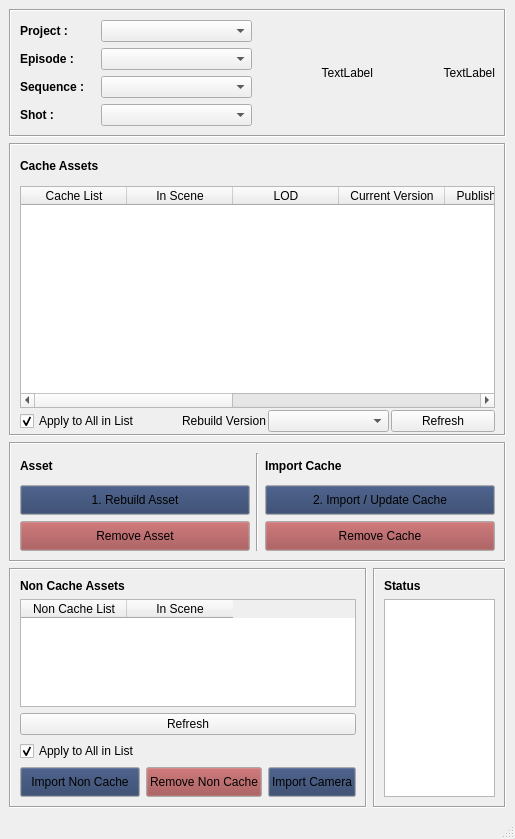
First picture: the form in importCacheApp/importUI.ui, repository ChanonVilaiyuk/ptAlembic, before the edit.
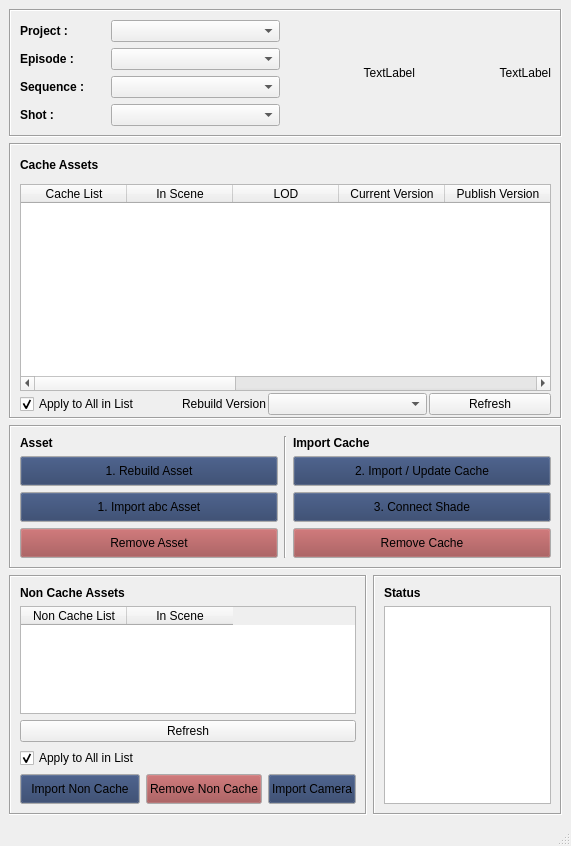
Second picture: the form after the edit.

Patch:
```diff
--- a/importCacheApp/importUI.ui
+++ b/importCacheApp/importUI.ui
@@ -6,15 +6,15 @@
    <rect>
     <x>0</x>
     <y>0</y>
-    <width>515</width>
-    <height>839</height>
+    <width>571</width>
+    <height>846</height>
    </rect>
   </property>
   <property name="windowTitle">
    <string>PT Alembic Cache Import v.1.0</string>
   </property>
   <widget class="QWidget" name="centralwidget">
-   <layout class="QVBoxLayout" name="verticalLayout_6">
+   <layout class="QVBoxLayout" name="verticalLayout_6" stretch="0,2,0,0">
     <item>
      <widget class="QFrame" name="frame">
       <property name="frameShape">
@@ -222,6 +222,11 @@
            <string>Geo_Grp</string>
           </property>
          </column>
+         <column>
+          <property name="text">
+           <string>Shade</string>
+          </property>
+         </column>
          <column>
           <property name="text">
            <string>Hierarchy</string>
@@ -288,12 +293,6 @@
     </item>
     <item>
      <widget class="QFrame" name="frame_3">
-      <property name="maximumSize">
-       <size>
-        <width>16777215</width>
-        <height>120</height>
-       </size>
-      </property>
       <property name="frameShape">
        <enum>QFrame::Box</enum>
       </property>
@@ -416,6 +415,56 @@
            </property>
           </widget>
          </item>
+         <item row="2" column="0">
+          <widget class="QPushButton" name="rebuildAbcAsset_pushButton">
+           <property name="minimumSize">
+            <size>
+             <width>0</width>
+             <height>30</height>
+            </size>
+           </property>
+           <property name="palette">
+            <palette>
+             <active>
+              <colorrole role="Button">
+               <brush brushstyle="SolidPattern">
+                <color alpha="255">
+                 <red>40</red>
+                 <green>60</green>
+                 <blue>100</blue>
+                </color>
+               </brush>
+              </colorrole>
+             </active>
+             <inactive>
+              <colorrole role="Button">
+               <brush brushstyle="SolidPattern">
+                <color alpha="255">
+                 <red>40</red>
+                 <green>60</green>
+                 <blue>100</blue>
+                </color>
+               </brush>
+              </colorrole>
+             </inactive>
+             <disabled>
+              <colorrole role="Button">
+               <brush brushstyle="SolidPattern">
+                <color alpha="255">
+                 <red>40</red>
+                 <green>60</green>
+                 <blue>100</blue>
+                </color>
+               </brush>
+              </colorrole>
+             </disabled>
+            </palette>
+           </property>
+           <property name="text">
+            <string>1. Import abc Asset</string>
+           </property>
+          </widget>
+         </item>
         </layout>
        </item>
        <item>
@@ -426,71 +475,8 @@
         </widget>
        </item>
        <item>
-        <layout class="QGridLayout" name="gridLayout_6" rowstretch="1,0,0">
-         <item row="1" column="0">
-          <widget class="QPushButton" name="importCache_pushButton">
-           <property name="minimumSize">
-            <size>
-             <width>0</width>
-             <height>30</height>
-            </size>
-           </property>
-           <property name="palette">
-            <palette>
-             <active>
-              <colorrole role="Button">
-               <brush brushstyle="SolidPattern">
-                <color alpha="255">
-                 <red>40</red>
-                 <green>60</green>
-                 <blue>100</blue>
-                </color>
-               </brush>
-              </colorrole>
-             </active>
-             <inactive>
-              <colorrole role="Button">
-               <brush brushstyle="SolidPattern">
-                <color alpha="255">
-                 <red>40</red>
-                 <green>60</green>
-                 <blue>100</blue>
-                </color>
-               </brush>
-              </colorrole>
-             </inactive>
-             <disabled>
-              <colorrole role="Button">
-               <brush brushstyle="SolidPattern">
-                <color alpha="255">
-                 <red>40</red>
-                 <green>60</green>
-                 <blue>100</blue>
-                </color>
-               </brush>
-              </colorrole>
-             </disabled>
-            </palette>
-           </property>
-           <property name="text">
-            <string>2. Import / Update Cache</string>
-           </property>
-          </widget>
-         </item>
-         <item row="0" column="0">
-          <widget class="QLabel" name="label_13">
-           <property name="font">
-            <font>
-             <weight>75</weight>
-             <bold>true</bold>
-            </font>
-           </property>
-           <property name="text">
-            <string>Import Cache</string>
-           </property>
-          </widget>
-         </item>
-         <item row="2" column="0">
+        <layout class="QGridLayout" name="gridLayout_6" rowstretch="1,0,0,0">
+         <item row="3" column="0">
           <widget class="QPushButton" name="removeCache_pushButton">
            <property name="minimumSize">
             <size>
@@ -540,6 +526,119 @@
            </property>
           </widget>
          </item>
+         <item row="0" column="0">
+          <widget class="QLabel" name="label_13">
+           <property name="font">
+            <font>
+             <weight>75</weight>
+             <bold>true</bold>
+            </font>
+           </property>
+           <property name="text">
+            <string>Import Cache</string>
+           </property>
+          </widget>
+         </item>
+         <item row="1" column="0">
+          <widget class="QPushButton" name="importCache_pushButton">
+           <property name="minimumSize">
+            <size>
+             <width>0</width>
+             <height>30</height>
+            </size>
+           </property>
+           <property name="palette">
+            <palette>
+             <active>
+              <colorrole role="Button">
+               <brush brushstyle="SolidPattern">
+                <color alpha="255">
+                 <red>40</red>
+                 <green>60</green>
+                 <blue>100</blue>
+                </color>
+               </brush>
+              </colorrole>
+             </active>
+             <inactive>
+              <colorrole role="Button">
+               <brush brushstyle="SolidPattern">
+                <color alpha="255">
+                 <red>40</red>
+                 <green>60</green>
+                 <blue>100</blue>
+                </color>
+               </brush>
+              </colorrole>
+             </inactive>
+             <disabled>
+              <colorrole role="Button">
+               <brush brushstyle="SolidPattern">
+                <color alpha="255">
+                 <red>40</red>
+                 <green>60</green>
+                 <blue>100</blue>
+                </color>
+               </brush>
+              </colorrole>
+             </disabled>
+            </palette>
+           </property>
+           <property name="text">
+            <string>2. Import / Update Cache</string>
+           </property>
+          </widget>
+         </item>
+         <item row="2" column="0">
+          <widget class="QPushButton" name="connectShade_pushButton">
+           <property name="minimumSize">
+            <size>
+             <width>0</width>
+             <height>30</height>
+            </size>
+           </property>
+           <property name="palette">
+            <palette>
+             <active>
+              <colorrole role="Button">
+               <brush brushstyle="SolidPattern">
+                <color alpha="255">
+                 <red>40</red>
+                 <green>60</green>
+                 <blue>100</blue>
+                </color>
+               </brush>
+              </colorrole>
+             </active>
+             <inactive>
+              <colorrole role="Button">
+               <brush brushstyle="SolidPattern">
+                <color alpha="255">
+                 <red>40</red>
+                 <green>60</green>
+                 <blue>100</blue>
+                </color>
+               </brush>
+              </colorrole>
+             </inactive>
+             <disabled>
+              <colorrole role="Button">
+               <brush brushstyle="SolidPattern">
+                <color alpha="255">
+                 <red>40</red>
+                 <green>60</green>
+                 <blue>100</blue>
+                </color>
+               </brush>
+              </colorrole>
+             </disabled>
+            </palette>
+           </property>
+           <property name="text">
+            <string>3. Connect Shade</string>
+           </property>
+          </widget>
+         </item>
         </layout>
        </item>
       </layout>
```
Left out of the diff: 2 changed lines with no effect on the pictures.
